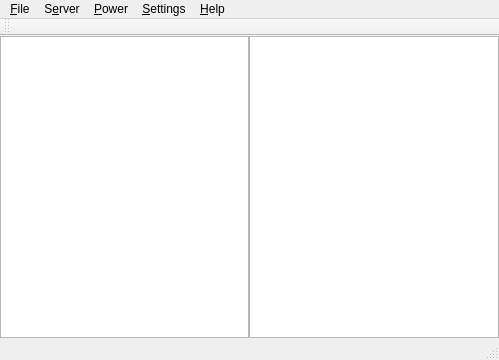
This is mainwindow.ui in jehrichs/des-control as Qt 5 draws it before an edit. The edited form follows.
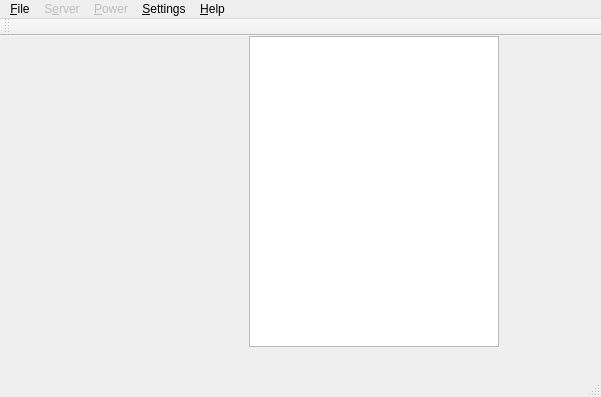
This is the edited form.

Commit message: + working server connection/disconnection/handshake handling + working initialization of the hardware + sensors are commented out due to problems with loopback sensor settings + working project view tree + working add/remove/edit of the hardware details

Diff of the .ui file:
```diff
--- a/mainwindow.ui
+++ b/mainwindow.ui
@@ -6,8 +6,8 @@
    <rect>
     <x>0</x>
     <y>0</y>
-    <width>499</width>
-    <height>360</height>
+    <width>601</width>
+    <height>397</height>
    </rect>
   </property>
   <property name="windowTitle">
@@ -17,31 +17,23 @@
    <locale language="English" country="UnitedStates"/>
   </property>
   <widget class="QWidget" name="centralWidget">
-   <layout class="QHBoxLayout" name="horizontalLayout">
-    <property name="spacing">
-     <number>0</number>
+   <widget class="QGraphicsView" name="graphicsView">
+    <property name="geometry">
+     <rect>
+      <x>249</x>
+      <y>0</y>
+      <width>250</width>
+      <height>311</height>
+     </rect>
     </property>
-    <property name="margin">
-     <number>0</number>
-    </property>
-    <item>
-     <widget class="QTreeView" name="treeView">
-      <property name="verticalScrollBarPolicy">
-       <enum>Qt::ScrollBarAlwaysOff</enum>
-      </property>
-     </widget>
-    </item>
-    <item>
-     <widget class="QGraphicsView" name="graphicsView"/>
-    </item>
-   </layout>
+   </widget>
   </widget>
   <widget class="QMenuBar" name="menuBar">
    <property name="geometry">
     <rect>
      <x>0</x>
      <y>0</y>
-     <width>499</width>
+     <width>601</width>
      <height>21</height>
     </rect>
    </property>
@@ -55,6 +47,9 @@
     <addaction name="actionExit"/>
    </widget>
    <widget class="QMenu" name="menu_Server">
+    <property name="enabled">
+     <bool>false</bool>
+    </property>
     <property name="title">
      <string>S&amp;erver</string>
     </property>
@@ -79,6 +74,9 @@
     <addaction name="actionSettings"/>
    </widget>
    <widget class="QMenu" name="menu_Power">
+    <property name="enabled">
+     <bool>false</bool>
+    </property>
     <property name="title">
      <string>&amp;Power</string>
     </property>
```
Left out of the diff: 121 changed lines with no effect on the pictures. The commit also changes 33 other files.
